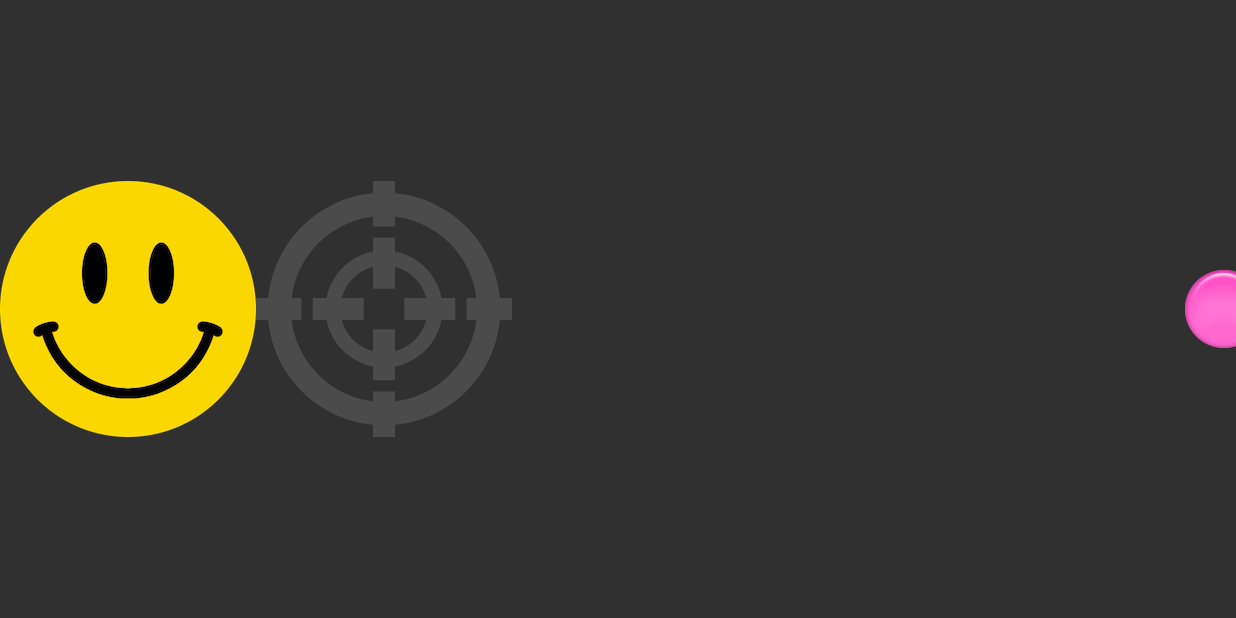
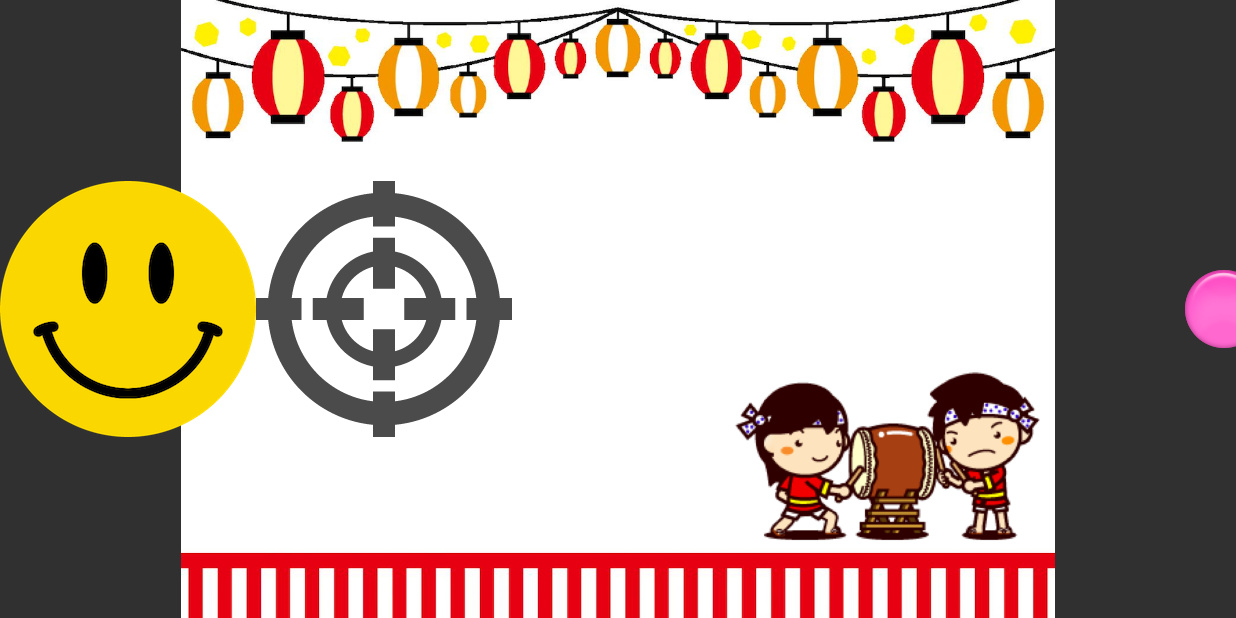
Before and after one commit to TakuKobayashi/Spajam2017, an Android app: the screen it shows after launch (MainActivity), on a phone screen of 824 x 412 dp (held sideways). Run offline under Robolectric (Android 15) with nearby library versions, the phone set to English and light mode, and no system bars; libraries missing offline, so code that uses them is left out: com.google.android.gms; pictures from the network do not load; 9 statements that could not run were skipped.

Commit message:
bg入れました

```diff
--- a/Android/app/src/main/java/kobayashi/taku/com/egaonotatsuzin/MainActivity.java
+++ b/Android/app/src/main/java/kobayashi/taku/com/egaonotatsuzin/MainActivity.java
@@ -51,6 +51,12 @@ public class MainActivity extends Activity {
         getWindow().setFlags(WindowManager.LayoutParams.FLAG_FULLSCREEN, WindowManager.LayoutParams.FLAG_FULLSCREEN);
         setContentView(R.layout.activity_main);
         mParamsText = (TextView) findViewById(R.id.smileValueText);
+
+        ImageView bgImageView = (ImageView) findViewById(R.id.bgImage);
+        Bitmap bgImage = ImageCacheManager.getInstance(ImageCacheManager.class).getImageFromAsset("images/game_background.png");
+        bgImageView.setImageBitmap(bgImage);
+
+
 
         setupSoundEffects();
         setupGameSound();
@@ -273,6 +279,7 @@ public class MainActivity extends Activity {
             mSoundGameController.release();
         }
         ImageCacheManager.getInstance(ImageCacheManager.class).clearAllCache();
+        Util.releaseImageView((ImageView) findViewById(R.id.bgImage));
         Util.releaseImageView((ImageView) findViewById(R.id.smileIconImage));
         Util.releaseImageView((ImageView) findViewById(R.id.targetImage));
         mSoundPool.release();
--- a/Android/app/src/main/res/layout/activity_main.xml
+++ b/Android/app/src/main/res/layout/activity_main.xml
@@ -5,6 +5,13 @@
     xmlns:tools="http://schemas.android.com/tools"
     android:layout_width="match_parent"
     android:layout_height="match_parent">
+
+    <ImageView
+        android:id="@+id/bgImage"
+        android:layout_width="match_parent"
+        android:layout_height="match_parent"
+        android:layout_centerInParent="true"
+        />
 
     <kobayashi.taku.com.egaonotatsuzin.SoundGameView
         android:id="@+id/soundGameView"
```
